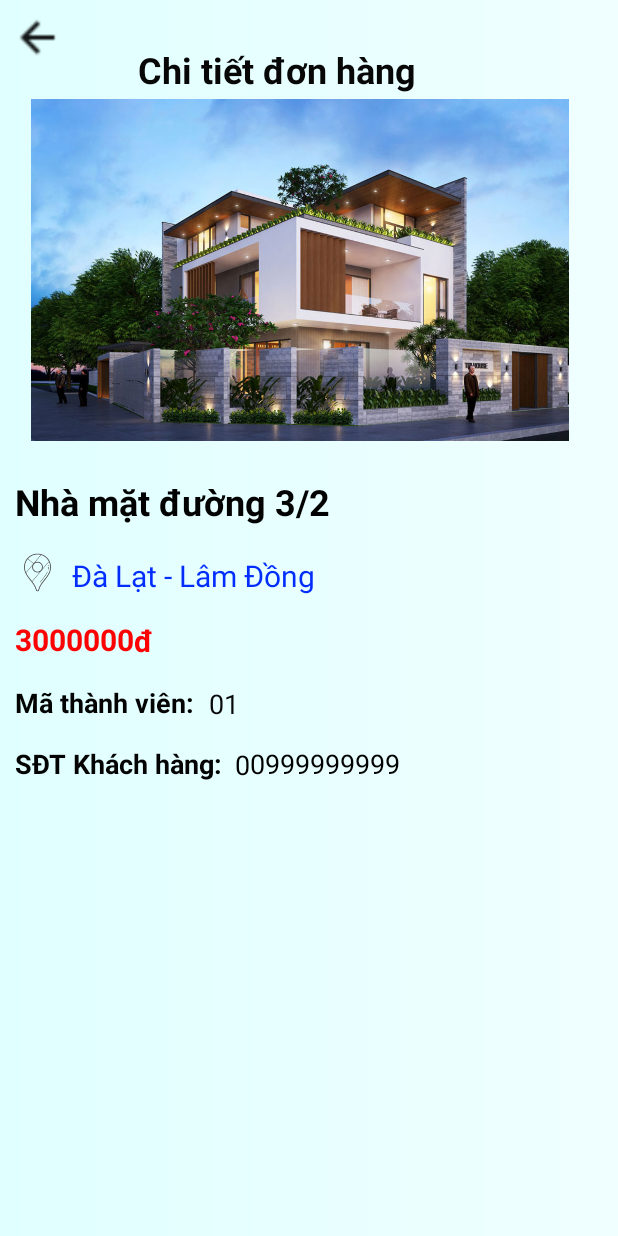
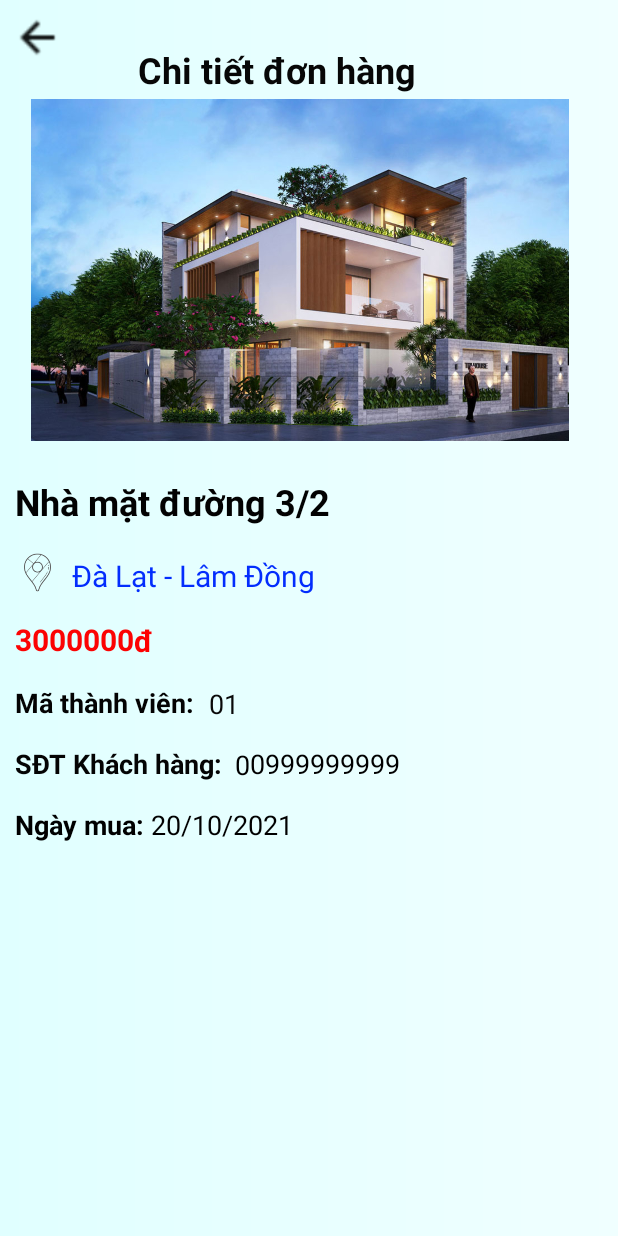
Before and after one commit to KhuatDaiAn/DuAn1, an Android app: the DonHangChiTietActivity screen opened directly, with no data from a screen before it, on a phone screen of 412 x 824 dp. Run offline under Robolectric (Android 15) with nearby library versions, the phone set to English and light mode, and no system bars; Roboto replaces fonts that are not available here; 10 statements that could not run were skipped.

Commit message:
chi tiết đơn hàng

```diff
--- a/app/src/main/java/com/example/duan1_cellhome/DonHangChiTietActivity.java
+++ b/app/src/main/java/com/example/duan1_cellhome/DonHangChiTietActivity.java
@@ -19,13 +19,15 @@ import com.example.duan1_cellhome.Model.DonHang;
 import com.example.duan1_cellhome.Model.NhaDat;
 
 import java.sql.Date;
+import java.text.SimpleDateFormat;
 
 import static java.time.LocalDate.now;
 
 public class DonHangChiTietActivity extends AppCompatActivity {
-    TextView txtTenGTNhaDat,txtDiaChi,txtMoTa,txtTien,txtMaTVMuaHang,txtSDTKhachHang;
+    TextView txtTenGTNhaDat,txtDiaChi,txtTien,txtMaTVMuaHang,txtSDTKhachHang, txtNgayMua;
     ImageView imgHinh, imgQuayLai;
     String maDonHang;
+    SimpleDateFormat sdf=new SimpleDateFormat("dd/MM/yyyy");
     @Override
     protected void onCreate(Bundle savedInstanceState) {
         super.onCreate(savedInstanceState);
@@ -35,6 +37,7 @@ public class DonHangChiTietActivity extends AppCompatActivity {
         txtTien = findViewById(R.id.txtTien);
         txtMaTVMuaHang = findViewById(R.id.txtMaTVMuaHang);
         txtSDTKhachHang = findViewById(R.id.txtSDTKhachHang);
+        txtNgayMua = findViewById(R.id.txtNgayMua);
         imgHinh = findViewById(R.id.imgHinh);
         imgQuayLai = findViewById(R.id.imgQuayLai);
         imgQuayLai.setOnClickListener(new View.OnClickListener() {
@@ -52,6 +55,8 @@ public class DonHangChiTietActivity extends AppCompatActivity {
         DonHang donHang=new DonHangDAO(this).getMaDonHang(maDonHang);
         txtTenGTNhaDat.setText(donHang.getTenGTND());
         txtDiaChi.setText(donHang.getDiaChiND());
+        txtTien.setText(donHang.getGiaTienND()+"");
+        txtNgayMua.setText(sdf.format(donHang.getNgay()));
         txtMaTVMuaHang.setText(donHang.getMaTV());
         txtSDTKhachHang.setText(donHang.getSoDTNM()+"");
     }
--- a/app/src/main/java/com/example/duan1_cellhome/DonHangGiaoDichThanhCongActivityFragment.java
+++ b/app/src/main/java/com/example/duan1_cellhome/DonHangGiaoDichThanhCongActivityFragment.java
@@ -6,6 +6,7 @@ import android.view.LayoutInflater;
 import android.view.MenuItem;
 import android.view.View;
 import android.view.ViewGroup;
+import android.widget.AdapterView;
 import android.widget.GridView;
 
 import androidx.annotation.NonNull;
@@ -36,7 +37,15 @@ public class DonHangGiaoDichThanhCongActivityFragment extends Fragment {
         adapter=new DonHangAdapter(getContext(),donHangList);
         gridViewDonHang.setNumColumns(1);
         gridViewDonHang.setAdapter(adapter);
-
+        gridViewDonHang.setOnItemClickListener(new AdapterView.OnItemClickListener() {
+            @Override
+            public void onItemClick(AdapterView<?> adapterView, View view, int i, long l) {
+                DonHang donHang= (DonHang) adapter.getItem(i);
+                Intent intent = new Intent(getContext(), DonHangChiTietActivity.class);
+                intent.putExtra("maDonHang",donHang.getMaDonHang());
+                startActivity(intent);
+            }
+        });
 
         return view;
     }
--- a/app/src/main/res/layout/activity_don_hang_chi_tiet.xml
+++ b/app/src/main/res/layout/activity_don_hang_chi_tiet.xml
@@ -158,4 +158,27 @@
         app:layout_constraintStart_toEndOf="@+id/textView16"
         app:layout_constraintTop_toBottomOf="@+id/txtMaTVMuaHang" />
 
+    <TextView
+        android:id="@+id/textView18"
+        android:layout_width="wrap_content"
+        android:layout_height="wrap_content"
+        android:layout_marginTop="16dp"
+        android:text="Ngày mua: "
+        android:textColor="#000000"
+        android:textSize="18dp"
+        android:textStyle="bold"
+        app:layout_constraintStart_toStartOf="@+id/textView16"
+        app:layout_constraintTop_toBottomOf="@+id/textView16" />
+
+    <TextView
+        android:id="@+id/txtNgayMua"
+        android:layout_width="wrap_content"
+        android:layout_height="wrap_content"
+        android:layout_marginTop="16dp"
+        android:text="20/10/2021"
+        android:textColor="@color/black"
+        android:textSize="18dp"
+        app:layout_constraintStart_toEndOf="@+id/textView18"
+        app:layout_constraintTop_toBottomOf="@+id/textView16" />
+
 </androidx.constraintlayout.widget.ConstraintLayout>
```
